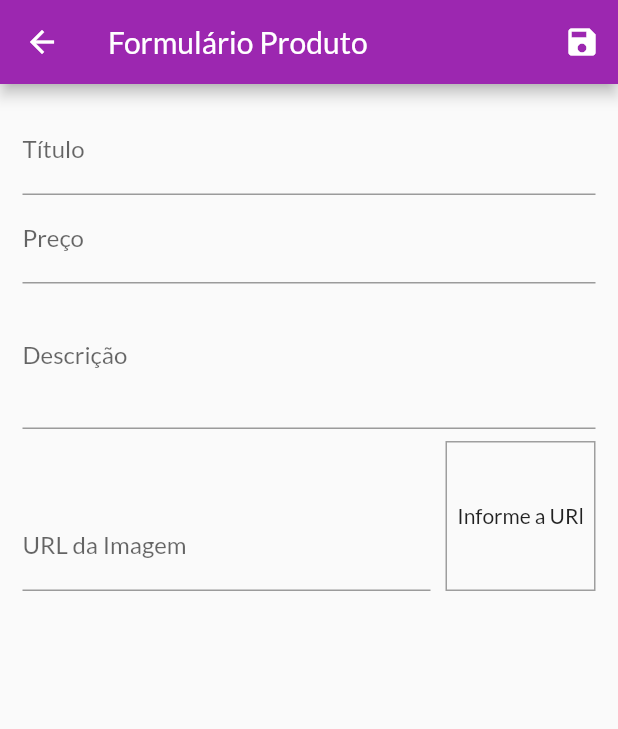
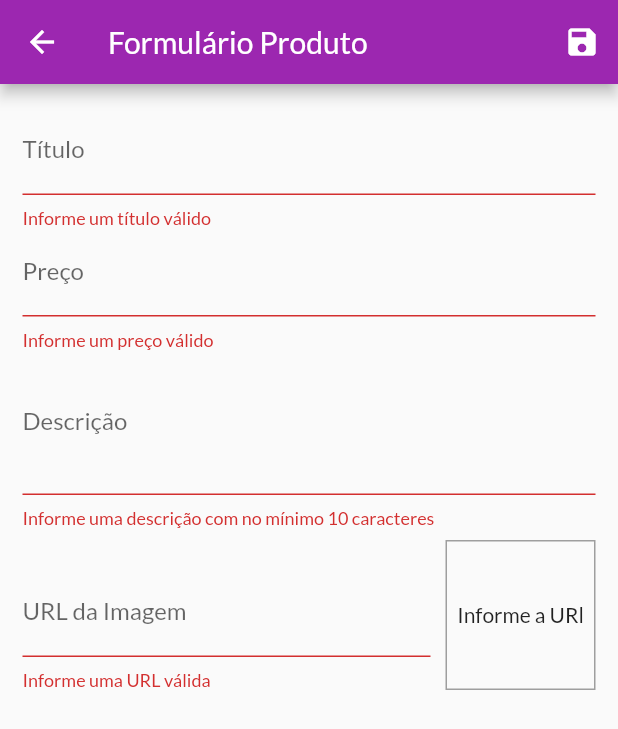
Before and after one commit to felixvicent/appshoes, a Flutter app: the ProductFormScreen screen opened by its route, after a tap on the "save" icon, on a phone screen of 412 x 824 dp. Shown: the top 729 px of the screen. Run offline on Flutter 3.47's test engine with Material 2 defaults, Android fonts, the phone set to English and light mode, and no system bars.

Commit message:
Validating form

```diff
--- a/lib/views/product_form_screen.dart
+++ b/lib/views/product_form_screen.dart
@@ -25,7 +25,21 @@ class _ProductFormScreenState extends State<ProductFormScreen> {
   }
 
   void _updateImage() {
-    setState(() {});
+    if (isValidImageUrl(_imageUrlController.text)) {
+      setState(() {});
+    }
+  }
+
+  bool isValidImageUrl(String url) {
+    bool startWithHttp = url.toLowerCase().startsWith('http://');
+    bool startWithHttps = url.toLowerCase().startsWith('https://');
+    bool endsWithPng = url.toLowerCase().endsWith('.png');
+    bool endsWithJpg = url.toLowerCase().endsWith('.jpg');
+    bool endsWithJpeg = url.toLowerCase().endsWith('.jpeg');
+    bool endsWithWebp = url.toLowerCase().endsWith('.webp');
+
+    return (startWithHttp || startWithHttps) &&
+        (endsWithPng || endsWithJpeg || endsWithJpg || endsWithWebp);
   }
 
   @override
@@ -38,6 +52,12 @@ class _ProductFormScreenState extends State<ProductFormScreen> {
   }
 
   void _saveForm() {
+    bool isValid = _form.currentState!.validate();
+
+    if (!isValid) {
+      return;
+    }
+
     _form.currentState!.save();
     final newProduct = Product(
       id: Random().nextDouble().toString(),
@@ -75,6 +95,13 @@ class _ProductFormScreenState extends State<ProductFormScreen> {
                   FocusScope.of(context).requestFocus(_priceFocusNode);
                 },
                 onSaved: (value) => _formData['title'] = value!,
+                validator: (value) {
+                  if (value!.trim().isEmpty) {
+                    return 'Informe um título válido';
+                  }
+
+                  return null;
+                },
               ),
               TextFormField(
                 decoration: InputDecoration(labelText: 'Preço'),
@@ -85,6 +112,15 @@ class _ProductFormScreenState extends State<ProductFormScreen> {
                   FocusScope.of(context).requestFocus(_descriptionFocusNode);
                 },
                 onSaved: (value) => _formData['price'] = double.parse(value!),
+                validator: (value) {
+                  if (value!.trim().isEmpty ||
+                      double.tryParse(value) == null ||
+                      double.tryParse(value) == 0) {
+                    return 'Informe um preço válido';
+                  }
+
+                  return null;
+                },
               ),
               TextFormField(
                 decoration: InputDecoration(labelText: 'Descrição'),
@@ -92,6 +128,13 @@ class _ProductFormScreenState extends State<ProductFormScreen> {
                 maxLines: 3,
                 focusNode: _descriptionFocusNode,
                 onSaved: (value) => _formData['description'] = value!,
+                validator: (value) {
+                  if (value!.trim().isEmpty || value.trim().length < 10) {
+                    return 'Informe uma descrição com no mínimo 10 caracteres';
+                  }
+
+                  return null;
+                },
               ),
               Row(
                 crossAxisAlignment: CrossAxisAlignment.end,
@@ -107,6 +150,13 @@ class _ProductFormScreenState extends State<ProductFormScreen> {
                         _saveForm();
                       },
                       onSaved: (value) => _formData['imageUrl'] = value!,
+                      validator: (value) {
+                        if (value!.trim().isEmpty || !isValidImageUrl(value)) {
+                          return 'Informe uma URL válida';
+                        }
+
+                        return null;
+                      },
                     ),
                   ),
                   Container(
```
